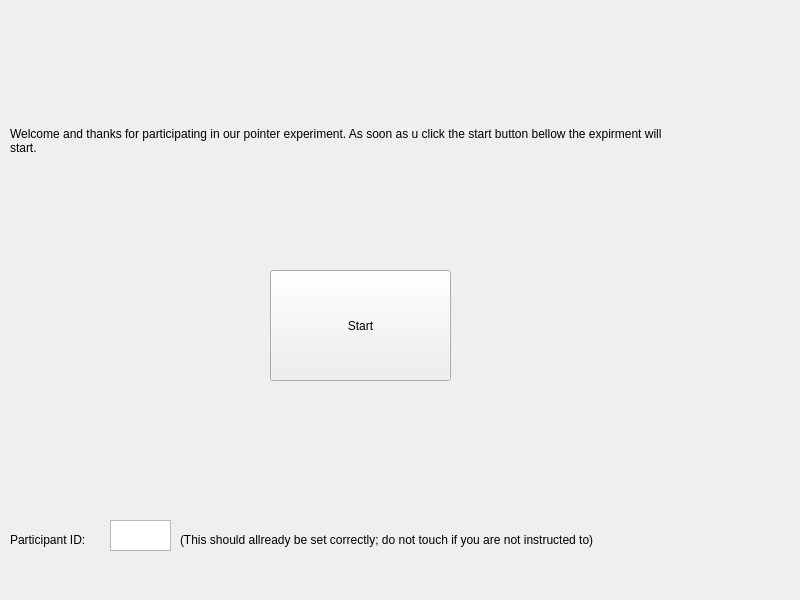
This is pointing.ui in ITT-21SS-UR/assignment-04-jm as Qt 5 draws it before an edit. The edited form follows.
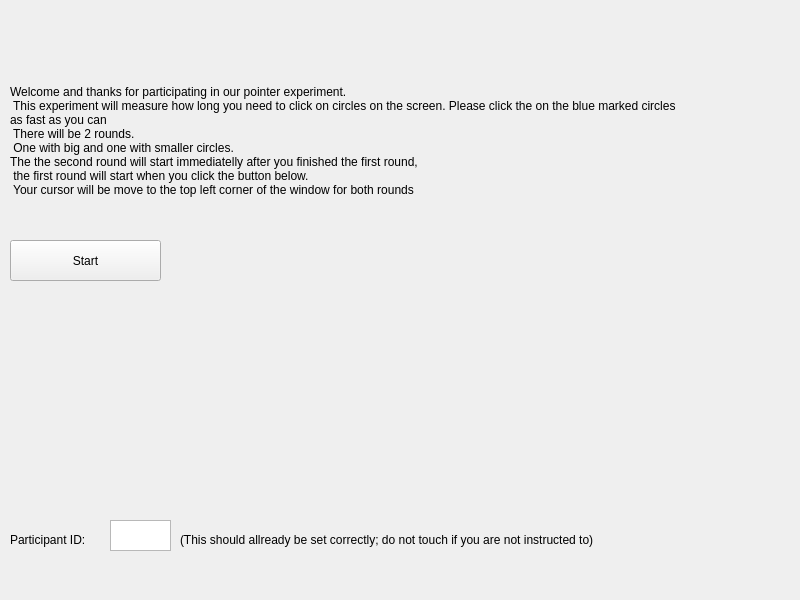
This is the edited form.

```diff
--- a/pointing.ui
+++ b/pointing.ui
@@ -47,7 +47,13 @@
       </rect>
      </property>
      <property name="text">
-      <string>Welcome and thanks for participating in our pointer experiment. As soon as u click the start button bellow the expirment will start. </string>
+      <string>Welcome and thanks for participating in our pointer experiment.
+ This experiment will measure how long you need to click on circles on the screen. Please click the on the blue marked circles as fast as you can 
+ There will be 2 rounds.
+ One with big and one with smaller circles. 
+The the second round will start immediatelly after you finished the first round,
+ the first round will start when you click the button below.
+ Your cursor will be move to the top left corner of the window for both rounds</string>
      </property>
      <property name="wordWrap">
       <bool>true</bool>
@@ -56,10 +62,10 @@
     <widget class="QPushButton" name="startExperimentButton">
      <property name="geometry">
       <rect>
-       <x>270</x>
-       <y>270</y>
-       <width>181</width>
-       <height>111</height>
+       <x>10</x>
+       <y>240</y>
+       <width>151</width>
+       <height>41</height>
       </rect>
      </property>
      <property name="text">
```
Left out of the diff: 2 changed lines with no effect on the pictures.
